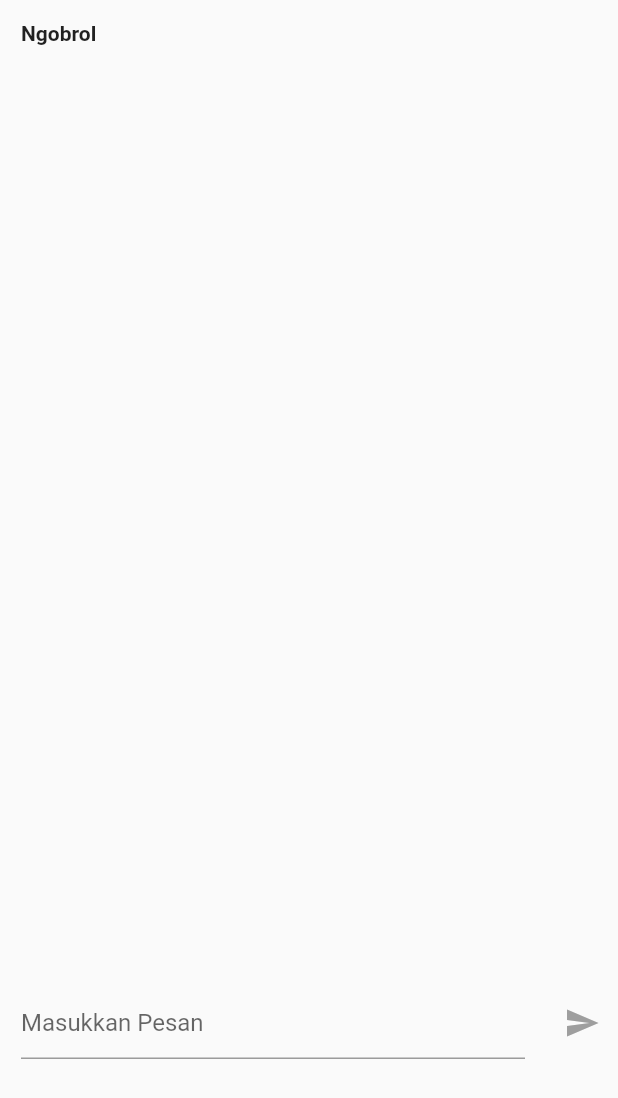
After one commit to algonacci/dialoq, a Flutter app: the screen it shows after launch, after a tap on "Ngobrol", on a phone screen of 412 x 824 dp. The commit adds this screen. Shown: the top 1098 px of the screen. Run offline on Flutter 3.47's test engine with Material 2 defaults, Android fonts, the phone set to English and light mode, and no system bars.

Commit message:
chat room

```diff
--- a/lib/main.dart
+++ b/lib/main.dart
@@ -1,3 +1,4 @@
+import 'package:dialoq/pages/chat.dart';
 import 'package:dialoq/pages/home.dart';
 import 'package:dialoq/pages/polling.dart';
 import 'package:dialoq/pages/question.dart';
@@ -22,6 +23,7 @@ class MyApp extends StatelessWidget {
         '/home': (context) => const HomePage(),
         '/polling': (context) => const PollingPage(),
         '/question': (context) => const QuestionPage(),
+        '/chat': (context) => const ChatRoomPage(),
       },
     );
   }
--- /dev/null
+++ b/lib/pages/chat.dart
@@ -0,0 +1,132 @@
+import 'package:flutter/material.dart';
+
+class ChatRoomPage extends StatefulWidget {
+  const ChatRoomPage({Key? key}) : super(key: key);
+
+  @override
+  State<ChatRoomPage> createState() => _ChatRoomPageState();
+}
+
+class _ChatRoomPageState extends State<ChatRoomPage> {
+  TextEditingController msg = TextEditingController();
+
+  @override
+  void initState() {
+    super.initState();
+  }
+
+  @override
+  Widget build(BuildContext context) {
+    return Scaffold(
+      body: ListView(
+        children: [
+          Column(
+            mainAxisAlignment: MainAxisAlignment.spaceBetween,
+            crossAxisAlignment: CrossAxisAlignment.start,
+            children: [
+              const Padding(
+                padding: EdgeInsets.symmetric(
+                  horizontal: 14,
+                  vertical: 14,
+                ),
+                child: Text(
+                  'Ngobrol',
+                  style: TextStyle(
+                    fontWeight: FontWeight.bold,
+                  ),
+                ),
+              ),
+              const SizedBox(
+                height: 600,
+                child: ShowMessages(),
+              ),
+              Row(
+                children: [
+                  Expanded(
+                    child: Padding(
+                      padding: const EdgeInsets.symmetric(
+                        horizontal: 14,
+                        vertical: 14,
+                      ),
+                      child: TextField(
+                        controller: msg,
+                        decoration: const InputDecoration(
+                          hintText: 'Masukkan Pesan',
+                        ),
+                      ),
+                    ),
+                  ),
+                  IconButton(
+                    onPressed: () {
+                      // if (msg.text.isNotEmpty) {
+                      //   storeMessage.collection("Messages").doc().set({
+                      //     "messages": msg.text.trim(),
+                      //     "user": loginUser!.email.toString(),
+                      //     "time": DateTime.now(),
+                      //   });
+                      //   msg.clear();
+                      // }
+                    },
+                    icon: const Icon(
+                      Icons.send,
+                      color: Colors.grey,
+                    ),
+                  ),
+                ],
+              ),
+            ],
+          ),
+        ],
+      ),
+    );
+  }
+}
+
+class ShowMessages extends StatelessWidget {
+  const ShowMessages({super.key});
+
+  @override
+  Widget build(BuildContext context) {
+    return ListView.builder(
+      itemCount: 0,
+      shrinkWrap: true,
+      primary: true,
+      itemBuilder: (context, i) {
+        return ListTile(
+          title: Column(
+            crossAxisAlignment: CrossAxisAlignment.end,
+            children: [
+              Container(
+                decoration: BoxDecoration(
+                  borderRadius: BorderRadius.circular(15),
+                  color: Colors.amber.withOpacity(
+                    0.1,
+                  ),
+                ),
+                padding: const EdgeInsets.symmetric(
+                  horizontal: 10,
+                  vertical: 10,
+                ),
+                child: Column(
+                  crossAxisAlignment: CrossAxisAlignment.start,
+                  children: const [
+                    Text('messages'),
+                    SizedBox(
+                      height: 8,
+                    ),
+                    Text(
+                      'user',
+                      style: TextStyle(
+                        fontSize: 12,
+                      ),
+                    ),
+                  ],
+                ),
+              ),
+            ],
+          ),
+        );
+      },
+    );
+  }
+}
--- a/lib/pages/home.dart
+++ b/lib/pages/home.dart
@@ -20,9 +20,14 @@ class HomePage extends StatelessWidget {
                   const SizedBox(
                     height: 50,
                   ),
-                  const Button(
-                    text: "Ngobrol",
-                    icon: Icons.chat,
+                  InkWell(
+                    onTap: () {
+                      Navigator.pushNamed(context, '/chat');
+                    },
+                    child: const Button(
+                      text: "Ngobrol",
+                      icon: Icons.chat,
+                    ),
                   ),
                   InkWell(
                     onTap: () {
```
